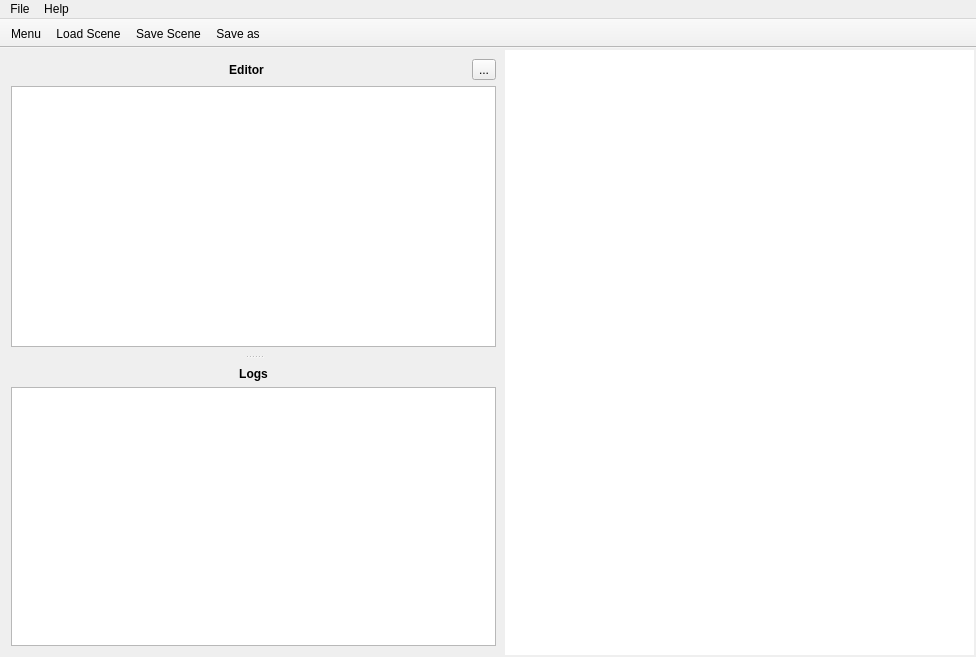
First picture: the form in resources/ui/main_win.ui, repository Houston4444/Patchichi, before the edit.
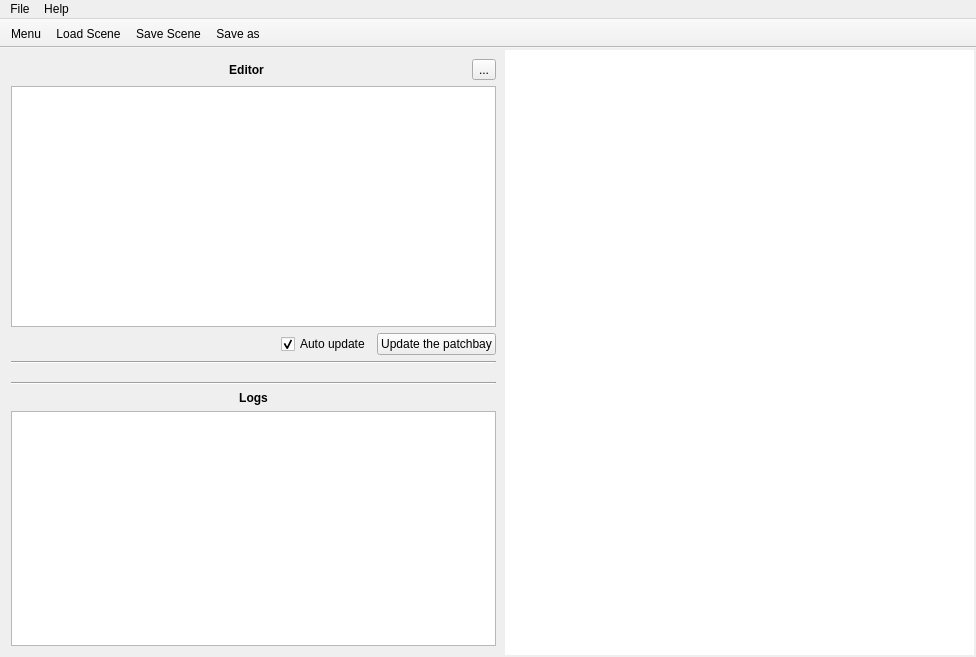
Second picture: the form after the edit. Icons and pictures are not drawn. Custom widgets are drawn as their Qt base class.

Commit message: add auto-update button, to allow edit without update

Patch:
```diff
--- a/resources/ui/main_win.ui
+++ b/resources/ui/main_win.ui
@@ -46,7 +46,7 @@
         <enum>Qt::Vertical</enum>
        </property>
        <property name="handleWidth">
-        <number>2</number>
+        <number>0</number>
        </property>
        <widget class="QFrame" name="frameEditor">
         <layout class="QVBoxLayout" name="verticalLayout_3">
@@ -105,10 +105,70 @@
            </property>
           </widget>
          </item>
+         <item>
+          <layout class="QHBoxLayout" name="horizontalLayout_2">
+           <item>
+            <spacer name="horizontalSpacer_2">
+             <property name="orientation">
+              <enum>Qt::Horizontal</enum>
+             </property>
+             <property name="sizeHint" stdset="0">
+              <size>
+               <width>40</width>
+               <height>20</height>
+              </size>
+             </property>
+            </spacer>
+           </item>
+           <item>
+            <widget class="QCheckBox" name="checkBoxAutoUpdate">
+             <property name="toolTip">
+              <string>&lt;html&gt;&lt;head/&gt;&lt;body&gt;&lt;p&gt;Update the patchbay at each text modification. It can makes the editor very slow.&lt;/p&gt;&lt;/body&gt;&lt;/html&gt;</string>
+             </property>
+             <property name="text">
+              <string>Auto update</string>
+             </property>
+             <property name="checked">
+              <bool>true</bool>
+             </property>
+            </widget>
+           </item>
+           <item>
+            <widget class="QPushButton" name="pushButtonUpdatePatchbay">
+             <property name="enabled">
+              <bool>true</bool>
+             </property>
+             <property name="toolTip">
+              <string>Ctrl+R | F5</string>
+             </property>
+             <property name="text">
+              <string>Update the patchbay</string>
+             </property>
+             <property name="icon">
+              <iconset theme="view-refresh"/>
+             </property>
+            </widget>
+           </item>
+          </layout>
+         </item>
+         <item>
+          <widget class="Line" name="line_2">
+           <property name="orientation">
+            <enum>Qt::Horizontal</enum>
+           </property>
+          </widget>
+         </item>
         </layout>
        </widget>
        <widget class="QFrame" name="frameLogs">
         <layout class="QVBoxLayout" name="verticalLayout_4">
+         <item>
+          <widget class="Line" name="line">
+           <property name="orientation">
+            <enum>Qt::Horizontal</enum>
+           </property>
+          </widget>
+         </item>
          <item>
           <widget class="QLabel" name="label">
            <property name="font">
```
Left out of the diff: 8 changed lines with no effect on the pictures. The commit also changes 2 other files.
